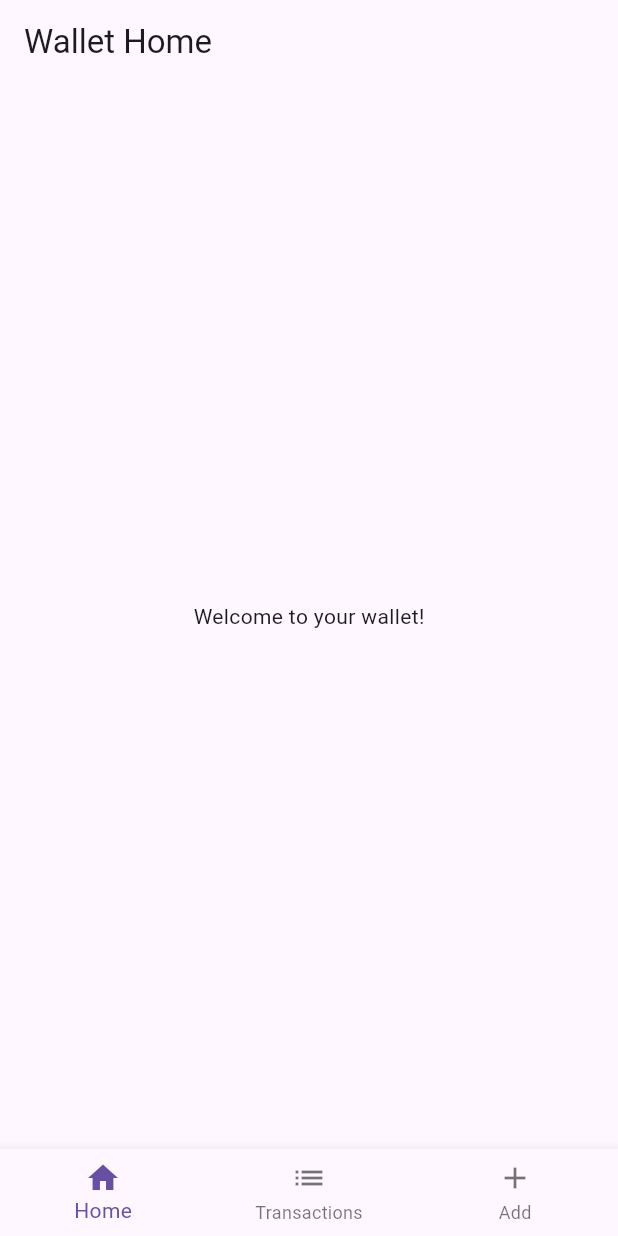
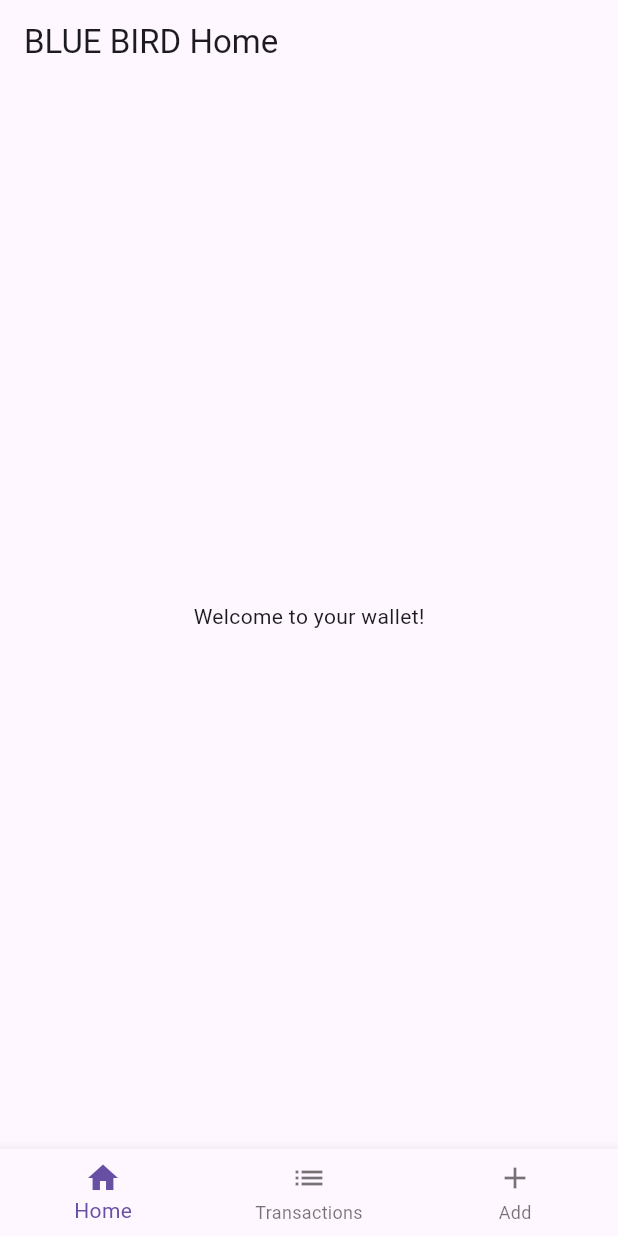
Before and after one commit to could-ai/019a165e-463c-7f12-8646-f648043dbf27, a Flutter app: the screen it shows after launch, on a phone screen of 412 x 824 dp. Run offline on Flutter 3.47's test engine with Material 3 defaults, Android fonts, the phone set to English and light mode, and no system bars.

Commit message:
Updated the package name from 'couldai_user_app' to 'blue_bird_wallet' to reflect the new app name 'BLUE BIRD', and changed the description to 'BLUE BIRD Wallet App.' for better branding and clarity. This ensures the app is properly identified in build systems and package management.; Changed the MaterialApp title from 'Wallet App' to 'BLUE BIRD' to update the app's display name in the system and ensure it shows 'BLUE BIRD' when the app is running or in task managers.; Updated the HTML title from 'couldai_user_app' to 'BLUE BIRD' and changed the apple-mobile-web-app-title meta tag to 'BLUE BIRD' as well, ensuring the web version of the app displays the correct name in browser tabs and on mobile web app shortcuts.; Modified the AppBar title from 'Wallet Home' to 'BLUE BIRD Home' to incorporate the new app name into the home page's branding, making it clear that this is part of the BLUE BIRD wallet app.; Updated the AppBar title from 'Transactions' to 'BLUE BIRD Transactions' to maintain consistent branding across the app's pages, clearly associating the transactions feature with the BLUE BIRD wallet.; Changed the AppBar title from 'Add Transaction' to 'BLUE BIRD - Add Transaction' to reinforce the app's branding on this page, ensuring users know they're adding transactions within the BLUE BIRD wallet.; Updated the README title from '# couldai_user_app' to '# BLUE BIRD Wallet App' and added a brief description 'A Flutter-based wallet application for managing money.' to better reflect the app's purpose and new name, providing clearer project documentation.

```diff
--- a/usr/lib/add_transaction_page.dart
+++ b/usr/lib/add_transaction_page.dart
@@ -12,7 +12,7 @@ class _AddTransactionPageState extends State<AddTransactionPage> {
   Widget build(BuildContext context) {
     return Scaffold(
       appBar: AppBar(
-        title: const Text('Add Transaction'),
+        title: const Text('BLUE BIRD - Add Transaction'),
       ),
       body: const Center(
         child: Text('Add a new transaction'),
--- a/usr/lib/home_page.dart
+++ b/usr/lib/home_page.dart
@@ -12,7 +12,7 @@ class _HomePageState extends State<HomePage> {
   Widget build(BuildContext context) {
     return Scaffold(
       appBar: AppBar(
-        title: const Text('Wallet Home'),
+        title: const Text('BLUE BIRD Home'),
       ),
       body: const Center(
         child: Text('Welcome to your wallet!'),
--- a/usr/lib/main.dart
+++ b/usr/lib/main.dart
@@ -13,7 +13,7 @@ class MyApp extends StatelessWidget {
   @override
   Widget build(BuildContext context) {
     return MaterialApp(
-      title: 'Wallet App',
+      title: 'BLUE BIRD',
       theme: ThemeData(
         primarySwatch: Colors.blue,
       ),
--- a/usr/lib/transactions_page.dart
+++ b/usr/lib/transactions_page.dart
@@ -12,7 +12,7 @@ class _TransactionsPageState extends State<TransactionsPage> {
   Widget build(BuildContext context) {
     return Scaffold(
       appBar: AppBar(
-        title: const Text('Transactions'),
+        title: const Text('BLUE BIRD Transactions'),
       ),
       body: const Center(
         child: Text('No transactions yet.'),
--- a/usr/pubspec.yaml
+++ b/usr/pubspec.yaml
@@ -1,5 +1,5 @@
-name: couldai_user_app
-description: "A new Flutter project."
+name: blue_bird_wallet
+description: "BLUE BIRD Wallet App."
 # The following line prevents the package from being accidentally published to
 # pub.dev using `flutter pub publish`. This is preferred for private packages.
 publish_to: 'none' # Remove this line if you wish to publish to pub.dev
```
Also changed, not shown: 2 other files.
